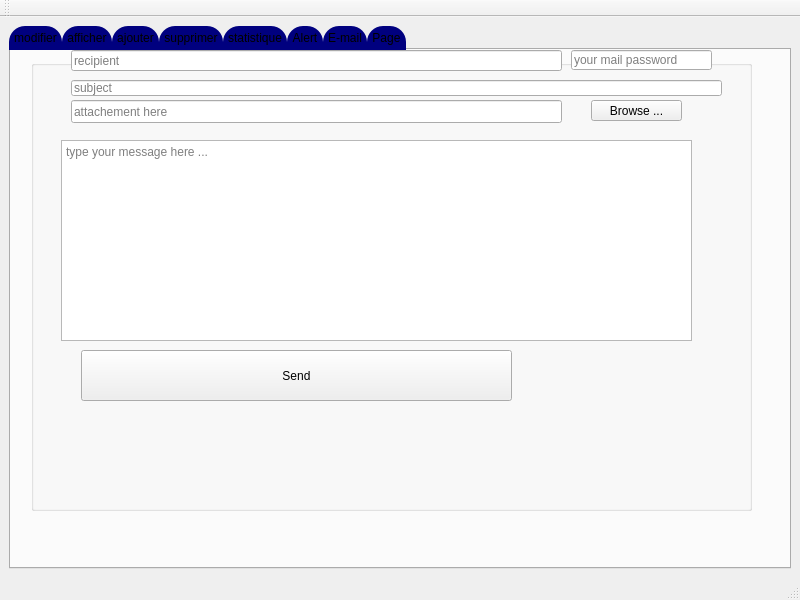
Above: mainwindow.ui from WajihAlouini/Projet_SmartRadio-2A34 before the change. Below: the same form after it.
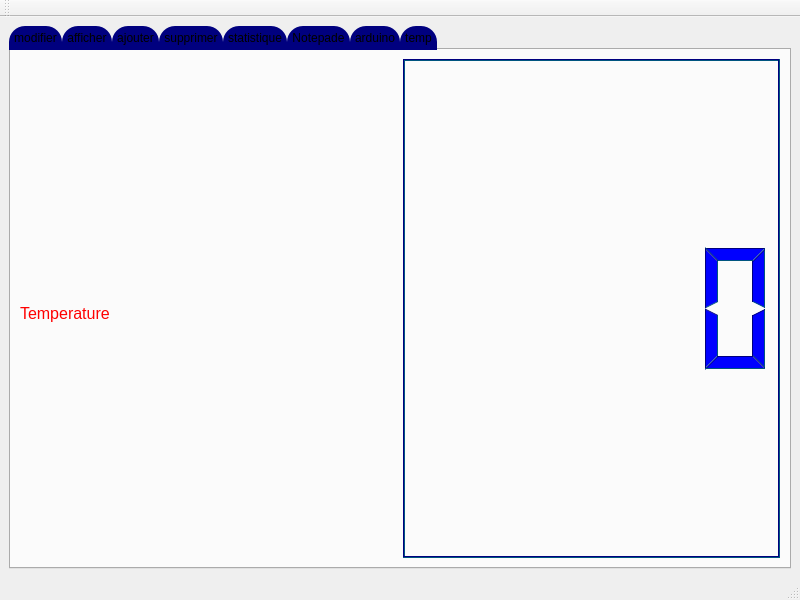
That is the form after the change. The open tabs and pages were chosen to show the change.

The edit to the form file:
```diff
--- a/mainwindow.ui
+++ b/mainwindow.ui
@@ -19,7 +19,7 @@
      <widget class="QTabWidget" name="tabWidget">
       <property name="maximumSize">
        <size>
-        <width>16777215</width>
+        <width>16777201</width>
         <height>16777215</height>
        </size>
       </property>
@@ -956,229 +956,9 @@
         </layout>
        </widget>
       </widget>
-      <widget class="QWidget" name="tab_6">
-       <attribute name="title">
-        <string>Alert</string>
-       </attribute>
-       <widget class="QGroupBox" name="groupBox_5">
-        <property name="geometry">
-         <rect>
-          <x>130</x>
-          <y>10</y>
-          <width>601</width>
-          <height>291</height>
-         </rect>
-        </property>
-        <property name="styleSheet">
-         <string notr="true">background-color: rgb(170, 170, 255);</string>
-        </property>
-        <property name="title">
-         <string/>
-        </property>
-        <widget class="QLabel" name="label_6">
-         <property name="geometry">
-          <rect>
-           <x>220</x>
-           <y>120</y>
-           <width>47</width>
-           <height>14</height>
-          </rect>
-         </property>
-         <property name="styleSheet">
-          <string notr="true"> font: bold, &quot;Comic Sans MS&quot;;
-</string>
-         </property>
-         <property name="text">
-          <string>ID</string>
-         </property>
-        </widget>
-        <widget class="QLineEdit" name="lineEdit_alert">
-         <property name="geometry">
-          <rect>
-           <x>280</x>
-           <y>120</y>
-           <width>113</width>
-           <height>20</height>
-          </rect>
-         </property>
-        </widget>
-        <widget class="QPushButton" name="pushButton_4">
-         <property name="geometry">
-          <rect>
-           <x>270</x>
-           <y>200</y>
-           <width>75</width>
-           <height>23</height>
-          </rect>
-         </property>
-         <property name="styleSheet">
-          <string notr="true">QPushButton{
-	border-radius:7px;
-	background-color: rgb(0, 0, 127);
-	color: rgb(85, 85, 255);
- font: bold, &quot;Comic Sans MS&quot;;
-
-
-}
-
-QPushButton:hover{
-
-	
-	color: rgb(85, 10, 255);
-
-}</string>
-         </property>
-         <property name="text">
-          <string>Alert</string>
-         </property>
-        </widget>
-        <widget class="QPushButton" name="pushButton_5">
-         <property name="geometry">
-          <rect>
-           <x>400</x>
-           <y>200</y>
-           <width>75</width>
-           <height>23</height>
-          </rect>
-         </property>
-         <property name="styleSheet">
-          <string notr="true">QPushButton{
-	border-radius:7px;
-	background-color: rgb(0, 0, 127);
-	color: rgb(85, 85, 255);
- font: bold, &quot;Comic Sans MS&quot;;
-
-
-}
-
-QPushButton:hover{
-
-	
-	color: rgb(85, 10, 255);
-
-}</string>
-         </property>
-         <property name="text">
-          <string>Annuler</string>
-         </property>
-        </widget>
-       </widget>
-      </widget>
-      <widget class="QWidget" name="tab_7">
-       <attribute name="title">
-        <string>E-mail</string>
-       </attribute>
-       <widget class="QGroupBox" name="groupBox_6">
-        <property name="geometry">
-         <rect>
-          <x>20</x>
-          <y>10</y>
-          <width>721</width>
-          <height>451</height>
-         </rect>
-        </property>
-        <property name="title">
-         <string/>
-        </property>
-       </widget>
-       <widget class="QPushButton" name="envoyer">
-        <property name="geometry">
-         <rect>
-          <x>70</x>
-          <y>300</y>
-          <width>431</width>
-          <height>51</height>
-         </rect>
-        </property>
-        <property name="text">
-         <string>Send</string>
-        </property>
-       </widget>
-       <widget class="QPushButton" name="browse">
-        <property name="geometry">
-         <rect>
-          <x>580</x>
-          <y>50</y>
-          <width>91</width>
-          <height>21</height>
-         </rect>
-        </property>
-        <property name="text">
-         <string>Browse ...</string>
-        </property>
-       </widget>
-       <widget class="QLineEdit" name="pass">
-        <property name="geometry">
-         <rect>
-          <x>560</x>
-          <y>0</y>
-          <width>141</width>
-          <height>20</height>
-         </rect>
-        </property>
-        <property name="echoMode">
-         <enum>QLineEdit::Password</enum>
-        </property>
-        <property name="placeholderText">
-         <string>your mail password</string>
-        </property>
-       </widget>
-       <widget class="QLineEdit" name="objet">
-        <property name="geometry">
-         <rect>
-          <x>60</x>
-          <y>30</y>
-          <width>651</width>
-          <height>16</height>
-         </rect>
-        </property>
-        <property name="placeholderText">
-         <string>subject</string>
-        </property>
-       </widget>
-       <widget class="QLineEdit" name="file">
-        <property name="geometry">
-         <rect>
-          <x>60</x>
-          <y>50</y>
-          <width>491</width>
-          <height>23</height>
-         </rect>
-        </property>
-        <property name="placeholderText">
-         <string>attachement here</string>
-        </property>
-       </widget>
-       <widget class="QLineEdit" name="adresseMail">
-        <property name="geometry">
-         <rect>
-          <x>60</x>
-          <y>0</y>
-          <width>491</width>
-          <height>21</height>
-         </rect>
-        </property>
-        <property name="placeholderText">
-         <string>recipient</string>
-        </property>
-       </widget>
-       <widget class="QTextEdit" name="message">
-        <property name="geometry">
-         <rect>
-          <x>50</x>
-          <y>90</y>
-          <width>631</width>
-          <height>201</height>
-         </rect>
-        </property>
-        <property name="placeholderText">
-         <string>type your message here ...</string>
-        </property>
-       </widget>
-      </widget>
       <widget class="QWidget" name="tab_8">
        <attribute name="title">
-        <string>Page</string>
+        <string>Notepade</string>
        </attribute>
        <widget class="QPushButton" name="notepadebt">
         <property name="geometry">
@@ -1194,6 +974,284 @@
         </property>
        </widget>
       </widget>
+      <widget class="QWidget" name="tab_6">
+       <attribute name="title">
+        <string>arduino</string>
+       </attribute>
+       <widget class="QPushButton" name="pushButton_4">
+        <property name="geometry">
+         <rect>
+          <x>250</x>
+          <y>130</y>
+          <width>75</width>
+          <height>23</height>
+         </rect>
+        </property>
+        <property name="text">
+         <string>ouvrir</string>
+        </property>
+       </widget>
+       <widget class="QPushButton" name="pushButton_5">
+        <property name="geometry">
+         <rect>
+          <x>360</x>
+          <y>130</y>
+          <width>75</width>
+          <height>23</height>
+         </rect>
+        </property>
+        <property name="text">
+         <string>fermer</string>
+        </property>
+       </widget>
+       <widget class="QLabel" name="label_6">
+        <property name="geometry">
+         <rect>
+          <x>320</x>
+          <y>200</y>
+          <width>47</width>
+          <height>14</height>
+         </rect>
+        </property>
+        <property name="text">
+         <string>Etat</string>
+        </property>
+       </widget>
+       <widget class="QLabel" name="label_8">
+        <property name="geometry">
+         <rect>
+          <x>370</x>
+          <y>200</y>
+          <width>171</width>
+          <height>16</height>
+         </rect>
+        </property>
+        <property name="text">
+         <string>TextLabel</string>
+        </property>
+       </widget>
+      </widget>
+      <widget class="QWidget" name="tab_7">
+       <attribute name="title">
+        <string>temp</string>
+       </attribute>
+       <layout class="QGridLayout" name="gridLayout_2">
+        <item row="0" column="0" rowspan="2" colspan="3">
+         <layout class="QHBoxLayout" name="horizontalLayout">
+          <item>
+           <widget class="QLabel" name="label_9">
+            <property name="maximumSize">
+             <size>
+              <width>16777212</width>
+              <height>16777215</height>
+             </size>
+            </property>
+            <property name="font">
+             <font>
+              <pointsize>28</pointsize>
+             </font>
+            </property>
+            <property name="text">
+             <string>&lt;html&gt;&lt;head/&gt;&lt;body&gt;&lt;p&gt;&lt;span style=&quot; font-size:18pt; color:#ff0000; vertical-align:sub;&quot;&gt;Temperature&lt;/span&gt;&lt;/p&gt;&lt;/body&gt;&lt;/html&gt;</string>
+            </property>
+            <property name="textFormat">
+             <enum>Qt::MarkdownText</enum>
+            </property>
+           </widget>
+          </item>
+          <item>
+           <widget class="QLCDNumber" name="lcdNumber">
+            <property name="sizePolicy">
+             <sizepolicy hsizetype="Minimum" vsizetype="Minimum">
+              <horstretch>0</horstretch>
+              <verstretch>7</verstretch>
+             </sizepolicy>
+            </property>
+            <property name="palette">
+             <palette>
+              <active>
+               <colorrole role="WindowText">
+                <brush brushstyle="SolidPattern">
+                 <color alpha="255">
+                  <red>0</red>
+                  <green>0</green>
+                  <blue>255</blue>
+                 </color>
+                </brush>
+               </colorrole>
+               <colorrole role="Light">
+                <brush brushstyle="SolidPattern">
+                 <color alpha="255">
+                  <red>0</red>
+                  <green>0</green>
+                  <blue>127</blue>
+                 </color>
+                </brush>
+               </colorrole>
+               <colorrole role="Dark">
+                <brush brushstyle="SolidPattern">
+                 <color alpha="255">
+                  <red>0</red>
+                  <green>85</green>
+                  <blue>127</blue>
+                 </color>
+                </brush>
+               </colorrole>
+               <colorrole role="Text">
+                <brush brushstyle="SolidPattern">
+                 <color alpha="255">
+                  <red>0</red>
+                  <green>0</green>
+                  <blue>0</blue>
+                 </color>
+                </brush>
+               </colorrole>
+               <colorrole role="ButtonText">
+                <brush brushstyle="SolidPattern">
+                 <color alpha="255">
+                  <red>0</red>
+                  <green>0</green>
+                  <blue>0</blue>
+                 </color>
+                </brush>
+               </colorrole>
+               <colorrole role="PlaceholderText">
+                <brush brushstyle="SolidPattern">
+                 <color alpha="128">
+                  <red>0</red>
+                  <green>0</green>
+                  <blue>0</blue>
+                 </color>
+                </brush>
+               </colorrole>
+              </active>
+              <inactive>
+               <colorrole role="WindowText">
+                <brush brushstyle="SolidPattern">
+                 <color alpha="255">
+                  <red>0</red>
+                  <green>0</green>
+                  <blue>255</blue>
+                 </color>
+                </brush>
+               </colorrole>
+               <colorrole role="Light">
+                <brush brushstyle="SolidPattern">
+                 <color alpha="255">
+                  <red>0</red>
+                  <green>0</green>
+                  <blue>127</blue>
+                 </color>
+                </brush>
+               </colorrole>
+               <colorrole role="Dark">
+                <brush brushstyle="SolidPattern">
+                 <color alpha="255">
+                  <red>0</red>
+                  <green>85</green>
+                  <blue>127</blue>
+                 </color>
+                </brush>
+               </colorrole>
+               <colorrole role="Text">
+                <brush brushstyle="SolidPattern">
+                 <color alpha="255">
+                  <red>0</red>
+                  <green>0</green>
+                  <blue>0</blue>
+                 </color>
+                </brush>
+               </colorrole>
+               <colorrole role="ButtonText">
+                <brush brushstyle="SolidPattern">
+                 <color alpha="255">
+                  <red>0</red>
+                  <green>0</green>
+                  <blue>0</blue>
+                 </color>
+                </brush>
+               </colorrole>
+               <colorrole role="PlaceholderText">
+                <brush brushstyle="SolidPattern">
+                 <color alpha="128">
+                  <red>0</red>
+                  <green>0</green>
+                  <blue>0</blue>
+                 </color>
+                </brush>
+               </colorrole>
+              </inactive>
+              <disabled>
+               <colorrole role="WindowText">
+                <brush brushstyle="SolidPattern">
+                 <color alpha="255">
+                  <red>0</red>
+                  <green>85</green>
+                  <blue>127</blue>
+                 </color>
+                </brush>
+               </colorrole>
+               <colorrole role="Light">
+                <brush brushstyle="SolidPattern">
+                 <color alpha="255">
+                  <red>0</red>
+                  <green>0</green>
+                  <blue>127</blue>
+                 </color>
+                </brush>
+               </colorrole>
+               <colorrole role="Dark">
+                <brush brushstyle="SolidPattern">
+                 <color alpha="255">
+                  <red>0</red>
+                  <green>85</green>
+                  <blue>127</blue>
+                 </color>
+                </brush>
+               </colorrole>
+               <colorrole role="Text">
+                <brush brushstyle="SolidPattern">
+                 <color alpha="255">
+                  <red>0</red>
+                  <green>85</green>
+                  <blue>127</blue>
+                 </color>
+                </brush>
+               </colorrole>
+               <colorrole role="ButtonText">
+                <brush brushstyle="SolidPattern">
+                 <color alpha="255">
+                  <red>0</red>
+                  <green>85</green>
+                  <blue>127</blue>
+                 </color>
+                </brush>
+               </colorrole>
+               <colorrole role="PlaceholderText">
+                <brush brushstyle="SolidPattern">
+                 <color alpha="128">
+                  <red>0</red>
+                  <green>0</green>
+                  <blue>0</blue>
+                 </color>
+                </brush>
+               </colorrole>
+              </disabled>
+             </palette>
+            </property>
+            <property name="font">
+             <font>
+              <family>MingLiU_HKSCS-ExtB</family>
+              <weight>75</weight>
+              <bold>true</bold>
+             </font>
+            </property>
+           </widget>
+          </item>
+         </layout>
+        </item>
+       </layout>
+      </widget>
      </widget>
     </item>
    </layout>
```
Left out of the diff: 263 changed lines with no effect on the pictures.
